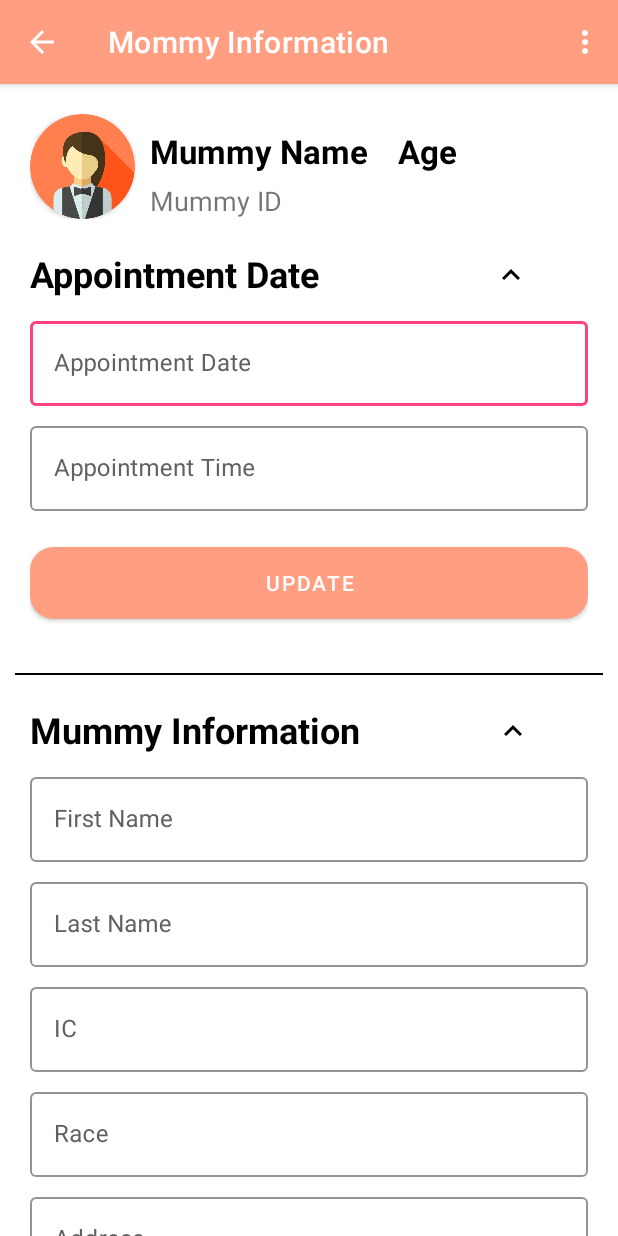
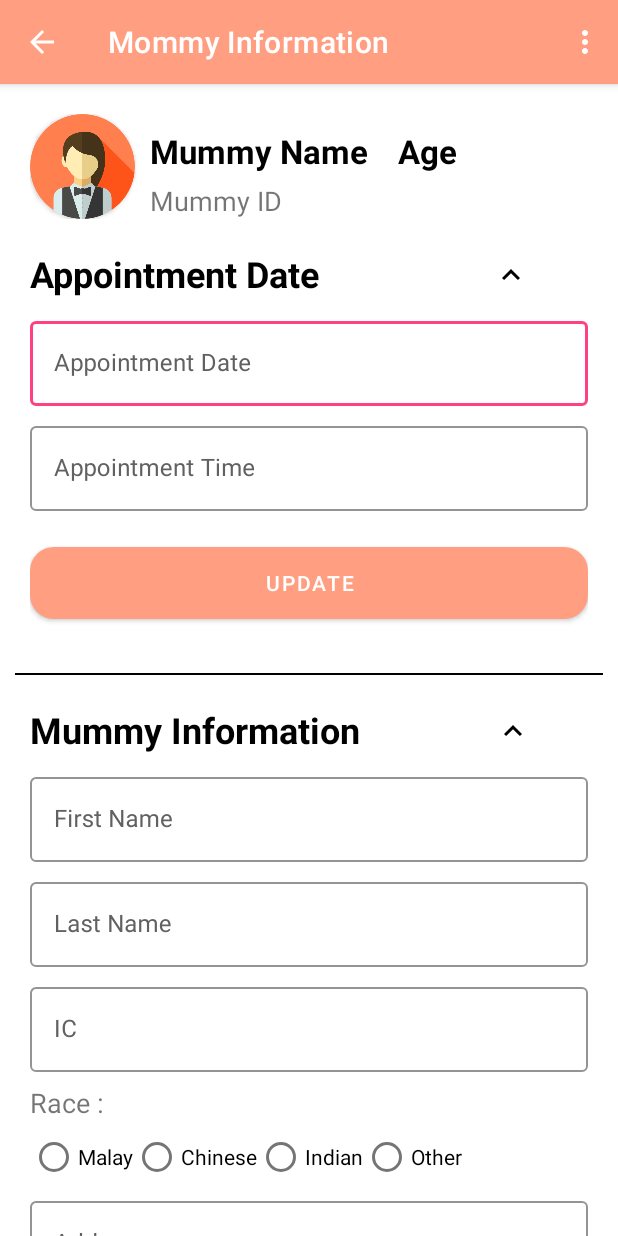
Before and after one commit to Jiaenong/MommyHealthApp, an Android app: the MommyInfoActivity screen opened directly, with no data from a screen before it, on a phone screen of 412 x 824 dp. Run offline under Robolectric (Android 15) with nearby library versions, the light colour scheme and no system bars.

Commit message:
modify front end

```diff
--- a/app/src/main/java/com/example/mommyhealthapp/Nurse/MommyInfoActivity.java
+++ b/app/src/main/java/com/example/mommyhealthapp/Nurse/MommyInfoActivity.java
@@ -35,9 +35,9 @@ public class MommyInfoActivity extends AppCompatActivity {
     private EditText editTextAppointment, editTextAppTime;
     DatePickerDialog datePickerDialog;
     TimePickerDialog timePickerDialog;
-    private RadioGroup radioGroupYesNo, radioGroupMarriage;
-    private RadioButton radioBtnYes, radioBtnNo, radioBtnMarried, radioBtnSingle;
-    private TextInputLayout txtInputLayoutDisease, txtInputLayoutEDD, txtLayoutHusbandPhone, txtLayoutHusbandName, txtLayoutHusbandIC, txtLayoutHusbandWork, txtLayoutHusbandWorkPlacr;
+    private RadioGroup radioGroupYesNo, radioGroupMarriage, radioGroupRace;
+    private RadioButton radioBtnYes, radioBtnNo, radioBtnMarried, radioBtnSingle, radioBtnMalay, radioBtnChinese, radioBtnIndian, radioBtnOtherRaces;;
+    private TextInputLayout txtInputLayoutDisease, txtInputLayoutEDD, txtLayoutHusbandPhone, txtLayoutHusbandName, txtLayoutHusbandIC, txtLayoutHusbandWork, txtLayoutHusbandWorkPlacr, txtIinputLayoutOtherRace;
     private CheckBox chkBoxStatus;
 
     private Button buttonCancel, buttonCancelInfo, buttonUpdateInfo, buttonUpdate, btnUpdateApp, btnCancelApp;
@@ -59,7 +59,7 @@ public class MommyInfoActivity extends AppCompatActivity {
         editTextFirstName = (EditText)findViewById(R.id.editTextFirstName);
         editTextLastName = (EditText)findViewById(R.id.editTextLastName);
         editTextIC = (EditText)findViewById(R.id.editTextIC);
-        editTextRace = (EditText)findViewById(R.id.editTextRace);
+        editTextRace = (EditText)findViewById(R.id.editTextOtherRace);
         editTextAddress = (EditText)findViewById(R.id.editTextAddress);
         editTextPhone = (EditText)findViewById(R.id.editTextPhone);
         editTextAge = (EditText)findViewById(R.id.editTextAge);
@@ -68,6 +68,11 @@ public class MommyInfoActivity extends AppCompatActivity {
         chkBoxStatus = (CheckBox)findViewById(R.id.chkBoxStatus);
         editTextAppointment = (EditText)findViewById(R.id.editTextAppointment);
         editTextAppTime = (EditText)findViewById(R.id.editTextAppTime);
+        radioGroupRace = (RadioGroup)findViewById(R.id.radioGroupRace);
+        radioBtnMalay = (RadioButton)findViewById(R.id.radioBtnMalay);
+        radioBtnChinese = (RadioButton)findViewById(R.id.radioBtnChinese);
+        radioBtnOtherRaces = (RadioButton)findViewById(R.id.radioBtnOtherRace);
+        txtIinputLayoutOtherRace = (TextInputLayout)findViewById(R.id.txtIinputLayoutOtherRace);
 
         txtInputLayoutDisease = (TextInputLayout)findViewById(R.id.txtInputLayoutDisease);
         txtInputLayoutEDD = (TextInputLayout)findViewById(R.id.txtInputLayoutEDD);
@@ -114,6 +119,18 @@ public class MommyInfoActivity extends AppCompatActivity {
         editTextEDP.setKeyListener(null);
         editTextAppointment.setKeyListener(null);
         editTextAppTime.setKeyListener(null);
+
+        radioGroupRace.setOnCheckedChangeListener(new RadioGroup.OnCheckedChangeListener() {
+            @Override
+            public void onCheckedChanged(RadioGroup group, int checkedId) {
+                if(radioBtnOtherRaces.isChecked())
+                {
+                    txtIinputLayoutOtherRace.setVisibility(View.VISIBLE);
+                }else{
+                    txtIinputLayoutOtherRace.setVisibility(View.GONE);
+                }
+            }
+        });
 
         editTextAppTime.setOnClickListener(new View.OnClickListener() {
             @Override
--- a/app/src/main/res/layout/activity_mommy_info.xml
+++ b/app/src/main/res/layout/activity_mommy_info.xml
@@ -246,15 +246,55 @@
                     android:layout_height="wrap_content" />
             </com.google.android.material.textfield.TextInputLayout>
 
+            <TextView
+                android:id="@+id/textView35"
+                android:layout_width="wrap_content"
+                android:layout_height="wrap_content"
+                android:text="@string/mummy_race"
+                android:textSize="18sp" />
+
+            <RadioGroup
+                android:id="@+id/radioGroupRace"
+                android:layout_width="wrap_content"
+                android:layout_height="wrap_content"
+                android:orientation="horizontal">
+
+                <RadioButton
+                    android:id="@+id/radioBtnMalay"
+                    android:layout_width="match_parent"
+                    android:layout_height="wrap_content"
+                    android:text="@string/race_malay" />
+
+                <RadioButton
+                    android:id="@+id/radioBtnChinese"
+                    android:layout_width="match_parent"
+                    android:layout_height="wrap_content"
+                    android:text="@string/race_chinese" />
+
+                <RadioButton
+                    android:id="@+id/radioBtnIndian"
+                    android:layout_width="match_parent"
+                    android:layout_height="wrap_content"
+                    android:text="@string/race_indian" />
+
+                <RadioButton
+                    android:id="@+id/radioBtnOtherRace"
+                    android:layout_width="match_parent"
+                    android:layout_height="wrap_content"
+                    android:text="@string/race_other" />
+            </RadioGroup>
+
             <com.google.android.material.textfield.TextInputLayout
+                android:id="@+id/txtIinputLayoutOtherRace"
                 style="@style/TextInputLayout"
                 android:layout_width="match_parent"
                 android:layout_height="wrap_content"
                 android:focusableInTouchMode="true"
-                android:hint="@string/mummy_race">
+                android:hint="@string/race_otherRaces"
+                android:visibility="gone">
 
                 <com.google.android.material.textfield.TextInputEditText
-                    android:id="@+id/editTextRace"
+                    android:id="@+id/editTextOtherRace"
                     android:layout_width="match_parent"
                     android:layout_height="wrap_content" />
             </com.google.android.material.textfield.TextInputLayout>
--- a/app/src/main/res/values/strings.xml
+++ b/app/src/main/res/values/strings.xml
@@ -52,7 +52,7 @@
     <string name="nurse_email">Email :</string>
     <string name="nurse_address">Address :</string>
     <string name="nurse_account">Account Info</string>
-    <string name="mummy_race">Race</string>
+    <string name="mummy_race">Race :</string>
     <string name="mummy_address">Address</string>
     <string name="mummy_phone">Phone No.</string>
     <string name="mummy_ocupation">Occupation</string>
@@ -159,5 +159,10 @@
     <string name="secD_other">Others</string>
     <string name="appointmentDate">Appointment Date</string>
     <string name="appointmentTime">Appointment Time</string>
+    <string name="race_malay">Malay</string>
+    <string name="race_chinese">Chinese</string>
+    <string name="race_indian">Indian</string>
+    <string name="race_other">Other</string>
+    <string name="race_otherRaces">Other Races</string>
 
 </resources>
```
Also changed, not shown: app/src/main/java/com/example/mommyhealthapp/Nurse/ui/CreateMother/CreateMotherFragment.java (+23 -0 lines), app/src/main/res/layout/fragment_create_mummy.xml (+41 -1 lines), app/src/main/res/mipmap-hdpi/ic_launcher.png, app/src/main/res/mipmap-mdpi/ic_launcher.png, app/src/main/res/mipmap-xhdpi/ic_launcher.png, app/src/main/res/mipmap-xxhdpi/ic_launcher.png, app/src/main/res/mipmap-xxxhdpi/ic_launcher.png.
